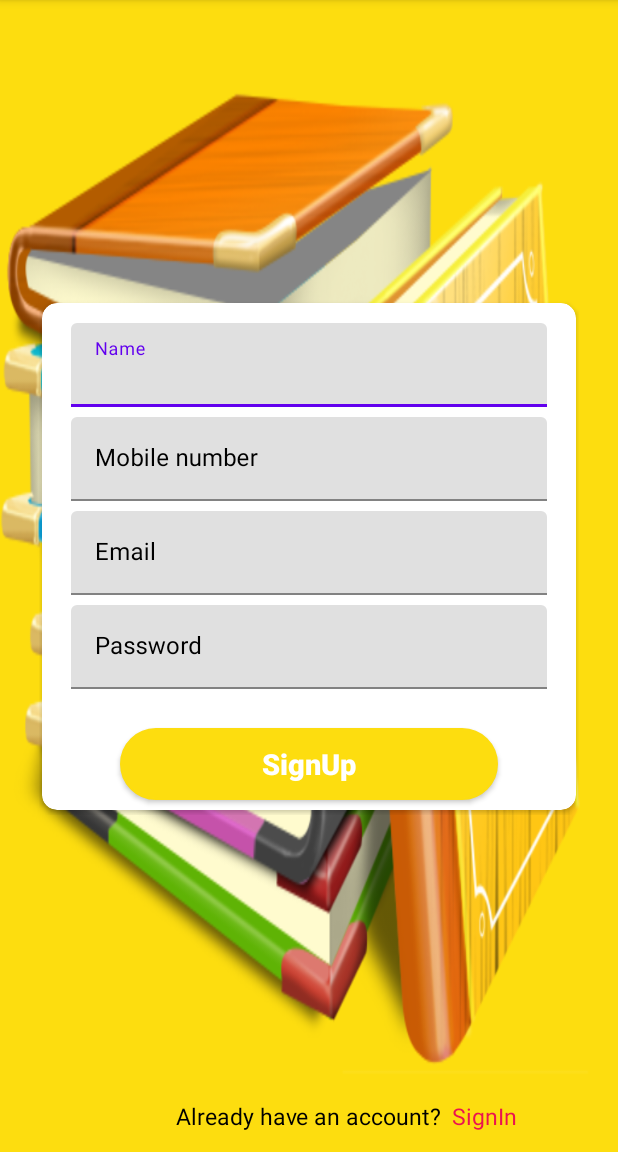
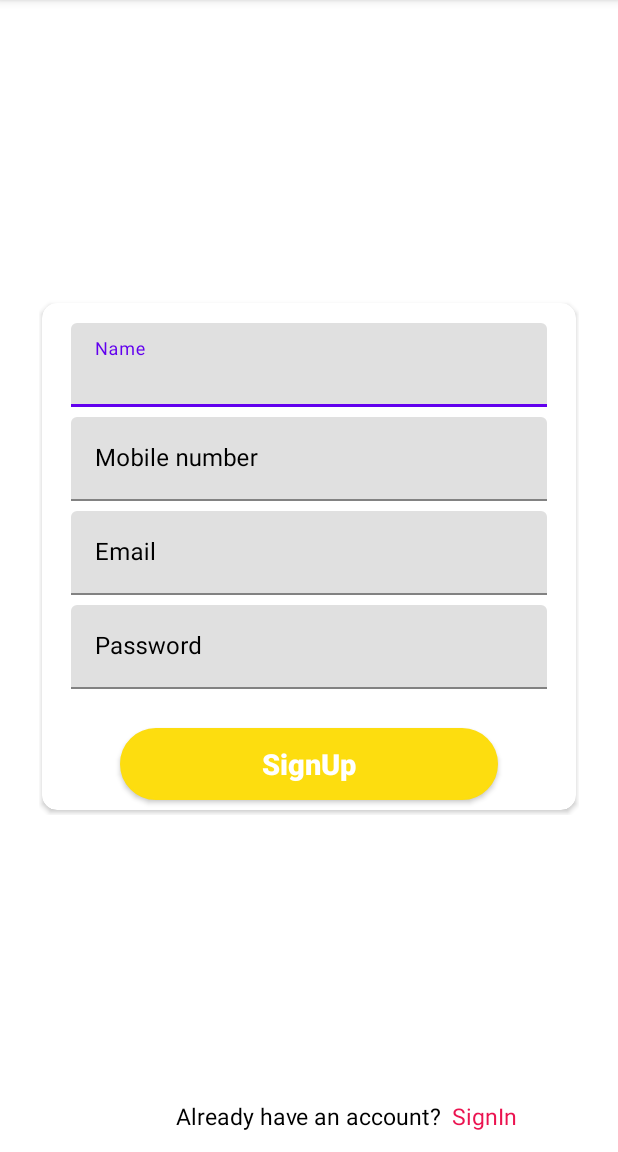
Before and after one commit to ChippyMohanK/Notes, an Android app: the screen it shows after launch (SignUpActivity), after a tap on "SignUp", on a phone screen of 412 x 824 dp, the part 84-1236 px from its top. Run offline under Robolectric (Android 15) with nearby library versions, the phone set to English and light mode, and no system bars; our stand-ins replace Firebase (no records; nobody signed in at launch, a user with empty details on screens opened directly), sdp/ssp sizes.

Commit message:
UI Modifications.

```diff
--- a/app/src/main/java/com/example/notes/login/LoginActivity.kt
+++ b/app/src/main/java/com/example/notes/login/LoginActivity.kt
@@ -13,8 +13,6 @@ import kotlinx.android.synthetic.main.activity_login.*
 
 class LoginActivity : BaseActivity(), View.OnClickListener {
     private var auth: FirebaseAuth? = null
-    private var email: String? = ""
-    private var password: String? = ""
     override fun initComponents() {
         btLogin.setOnClickListener(this)
         btSignUp.setOnClickListener(this)
--- a/app/src/main/res/layout/actiity_signup.xml
+++ b/app/src/main/res/layout/actiity_signup.xml
@@ -2,13 +2,12 @@
 <androidx.constraintlayout.widget.ConstraintLayout xmlns:android="http://schemas.android.com/apk/res/android"
     xmlns:app="http://schemas.android.com/apk/res-auto"
     android:layout_width="match_parent"
-    android:background="@color/color_new"
+    android:background="@color/white"
     android:layout_height="match_parent">
 
     <androidx.constraintlayout.widget.ConstraintLayout
         android:layout_width="match_parent"
-        android:layout_height="match_parent"
-        android:background="@drawable/book">
+        android:layout_height="match_parent">
 
         <androidx.constraintlayout.widget.ConstraintLayout
             android:id="@+id/container"
--- a/app/src/main/res/layout/activity_login.xml
+++ b/app/src/main/res/layout/activity_login.xml
@@ -2,13 +2,12 @@
 <androidx.constraintlayout.widget.ConstraintLayout xmlns:android="http://schemas.android.com/apk/res/android"
     xmlns:app="http://schemas.android.com/apk/res-auto"
     android:layout_width="match_parent"
-    android:background="@color/color_new"
+    android:background="@color/white"
     android:layout_height="match_parent">
 
     <androidx.constraintlayout.widget.ConstraintLayout
         android:layout_width="match_parent"
-        android:layout_height="match_parent"
-        android:background="@drawable/book">
+        android:layout_height="match_parent">
 
         <androidx.constraintlayout.widget.ConstraintLayout
             android:id="@+id/container"
--- a/app/src/main/res/layout/fragment_notes.xml
+++ b/app/src/main/res/layout/fragment_notes.xml
@@ -20,6 +20,7 @@
         android:layout_marginEnd="@dimen/_10sdp"
         android:layout_marginBottom="@dimen/_10sdp"
         android:clickable="true"
+        android:backgroundTint="@color/color_new"
         android:src="@drawable/ic_baseline_add_24"
         app:layout_constraintBottom_toBottomOf="parent"
         app:layout_constraintEnd_toEndOf="parent" />
--- a/app/src/main/res/values/colors.xml
+++ b/app/src/main/res/values/colors.xml
@@ -2,7 +2,7 @@
 <resources>
     <color name="colorPrimary">#6200EE</color>
     <color name="colorPrimaryDark">#3700B3</color>
-    <color name="colorAccent">#03DAC5</color>
+    <color name="colorAccent">#FDDD0F</color>
     <color name="white">#FFFFFF</color>
     <color name="gray">#ECE8E8</color>
     <color name="color_new">#FDDD0F</color>
--- a/app/src/main/res/values/styles.xml
+++ b/app/src/main/res/values/styles.xml
@@ -7,4 +7,5 @@
         <item name="colorAccent">@color/colorAccent</item>
     </style>
 
+
 </resources>
```
